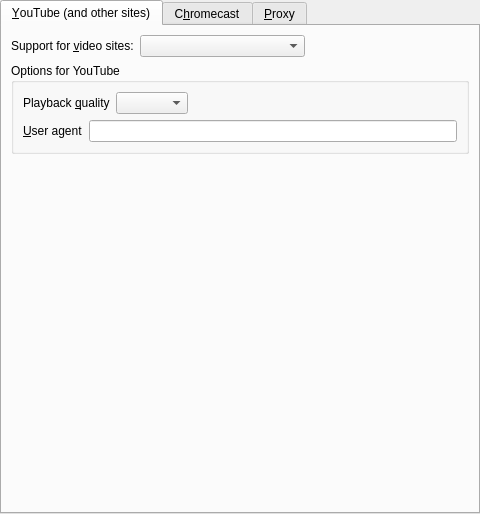
First picture: the form in src/prefnetwork.ui, repository smplayer-dev/smplayer, before the edit.
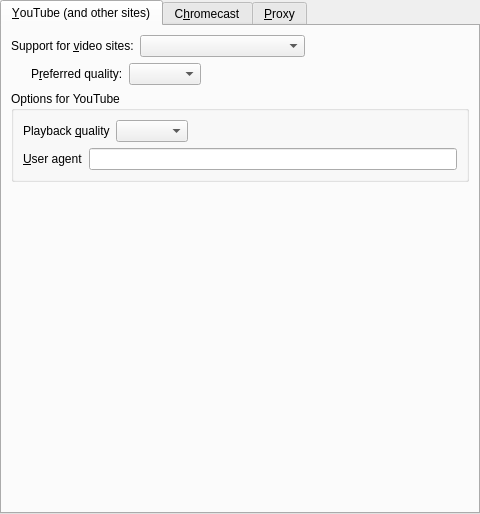
Second picture: the form after the edit.

Commit message: Add an option in preferences -> network to select the ytdl quality

What changed in the file:
```diff
--- a/src/prefnetwork.ui
+++ b/src/prefnetwork.ui
@@ -61,6 +61,57 @@
          </item>
         </layout>
        </item>
+       <item>
+        <widget class="QWidget" name="ytdl_quality_frame" native="true">
+         <layout class="QHBoxLayout" name="horizontalLayout_4">
+          <property name="margin">
+           <number>0</number>
+          </property>
+          <item>
+           <spacer name="horizontalSpacer_6">
+            <property name="orientation">
+             <enum>Qt::Horizontal</enum>
+            </property>
+            <property name="sizeType">
+             <enum>QSizePolicy::Fixed</enum>
+            </property>
+            <property name="sizeHint" stdset="0">
+             <size>
+              <width>20</width>
+              <height>20</height>
+             </size>
+            </property>
+           </spacer>
+          </item>
+          <item>
+           <widget class="QLabel" name="ytdl_quality_label">
+            <property name="text">
+             <string>P&amp;referred quality:</string>
+            </property>
+            <property name="buddy">
+             <cstring>ytdl_quality_combo</cstring>
+            </property>
+           </widget>
+          </item>
+          <item>
+           <widget class="QComboBox" name="ytdl_quality_combo"/>
+          </item>
+          <item>
+           <spacer name="horizontalSpacer_5">
+            <property name="orientation">
+             <enum>Qt::Horizontal</enum>
+            </property>
+            <property name="sizeHint" stdset="0">
+             <size>
+              <width>221</width>
+              <height>20</height>
+             </size>
+            </property>
+           </spacer>
+          </item>
+         </layout>
+        </widget>
+       </item>
        <item>
         <widget class="QGroupBox" name="youtube_box">
          <property name="title">
```
Left out of the diff: 1 changed line with no effect on the pictures. The commit also changes 2 other files.
